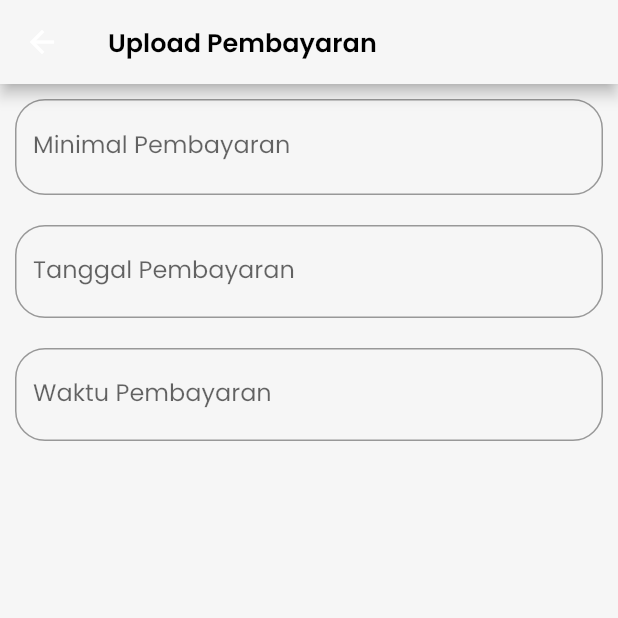
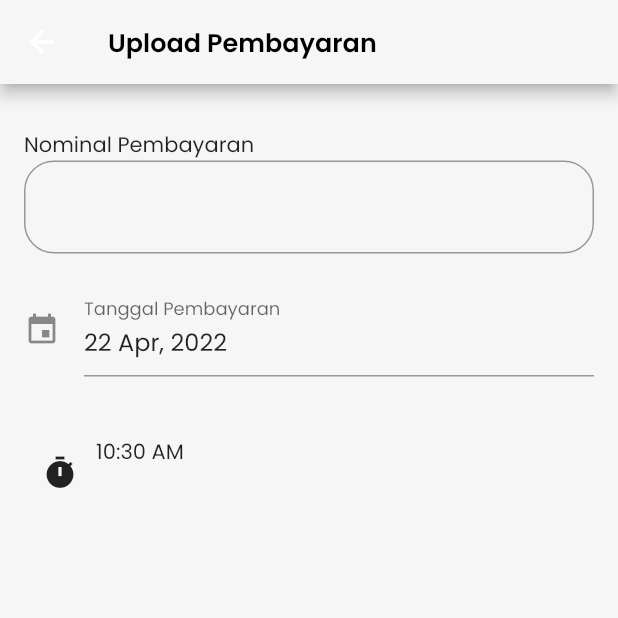
Before and after one commit to AinulM02/WORM, a Flutter app: the uploadPayment screen opened directly, on a phone screen of 412 x 824 dp, the top half of it. Run offline on Flutter 3.47's test engine with Material 2 defaults, Android fonts, the phone set to English and light mode, and no system bars; drawn by our look-alikes of date_time_picker; our stand-ins replace getwidget; missing offline and left inert: slide_digital_clock.

Commit message:
febi ningkatno tampilan page upload_payment

```diff
--- a/dart/lib/page/uploadPayment.dart
+++ b/dart/lib/page/uploadPayment.dart
@@ -1,4 +1,6 @@
 import 'package:flutter/material.dart';
+import 'package:date_time_picker/date_time_picker.dart';
+
 
 class uploadPayment extends StatefulWidget {
   const uploadPayment({Key? key}) : super(key: key);
@@ -8,11 +10,22 @@ class uploadPayment extends StatefulWidget {
 }
 
 class _uploadPayment extends State<uploadPayment> {
+
+  TimeOfDay time = TimeOfDay.now();
+  void showTime() {
+    showTimePicker(context: context, initialTime: TimeOfDay.now())
+        .then((value) {
+      setState(() {
+        time = value!;
+      });
+    });
+  }
+
   @override
   Widget build(BuildContext context) {
-    // final args = ModalRoute.of(context)!.settings.arguments as int;
     return Scaffold(
         appBar: AppBar(
+
           title: const Text(
             "Upload Pembayaran",
             style: TextStyle(
@@ -23,38 +36,66 @@ class _uploadPayment extends State<uploadPayment> {
           ),
           backgroundColor: const Color.fromRGBO(246, 246, 246, 1),
         ),
-      body: new Container(
-        padding: new EdgeInsets.all(10.0),
-        child: new Column(
-          children: <Widget>[
-            new TextField(
-              decoration: new InputDecoration(
-                  hintText: "Masukkan Nominal",
-                  labelText: "Minimal Pembayaran",
-                  border: new OutlineInputBorder(
-                      borderRadius: new BorderRadius.circular(20.0))),
+        body: ListView(children: [
+          Container(
+            margin: const EdgeInsets.only(top: 30, right: 16, left: 16),
+            child: Column(
+              crossAxisAlignment: CrossAxisAlignment.start,
+              children: [
+                Text(
+                  "Nominal Pembayaran",
                 ),
+                TextField(
+                  obscureText: true,
+                  decoration: InputDecoration(
+                    border: OutlineInputBorder(
+                        borderRadius: BorderRadius.circular(20.0)),
+                  ),
+                )
+              ],
+            ),
+          ),
+          Container(
+            margin: const EdgeInsets.only(top: 20, right: 16, left: 16),
+            child: DateTimePicker(
+              dateMask: 'd MMM, yyyy',
+              initialValue: DateTime.now().toString(),
+              firstDate: DateTime(2000),
+              lastDate: DateTime(2100),
+              icon: const Icon(Icons.event),
+              dateLabelText: 'Tanggal Pembayaran',
+              selectableDayPredicate: (date) {
+                // Disable weekend days to select from the calendar
+                if (date.weekday == 6 || date.weekday == 7) {
+                  return false;
+                }
+                return true;
+              },
+              onChanged: (val) => print(val),
+              validator: (val) {
+                print(val);
+                return null;
+              },
+              onSaved: (val) => print(val),
+            ),
+          ),
+
           new Padding(
             padding: new EdgeInsets.only(top: 20.0),
           ),
-            new TextField(
-              decoration: new InputDecoration(
-                  labelText: "Tanggal Pembayaran",
-                  border: new OutlineInputBorder(
-                      borderRadius: new BorderRadius.circular(20.0))),
+          Container(
+            margin: const EdgeInsets.only(top: 20, right: 16, left: 16),
+            child: Row(
+              crossAxisAlignment: CrossAxisAlignment.start,
+              children: [
+                IconButton(
+                  onPressed: showTime,
+                  icon: const Icon(Icons.timer),
                 ),
-            new Padding(
-              padding: new EdgeInsets.only(top: 20.0),
-            ),
-            new TextField(
-              decoration: new InputDecoration(
-                  labelText: "Waktu Pembayaran",
-                  border: new OutlineInputBorder(
-                      borderRadius: new BorderRadius.circular(20.0))),
-            ),
+                Text(time.format(context).toString()),
               ],
             ),
-      ),
-    );
+          )
+        ]));
   }
 }
```
Lines whose indentation alone changed are shown as unchanged.
